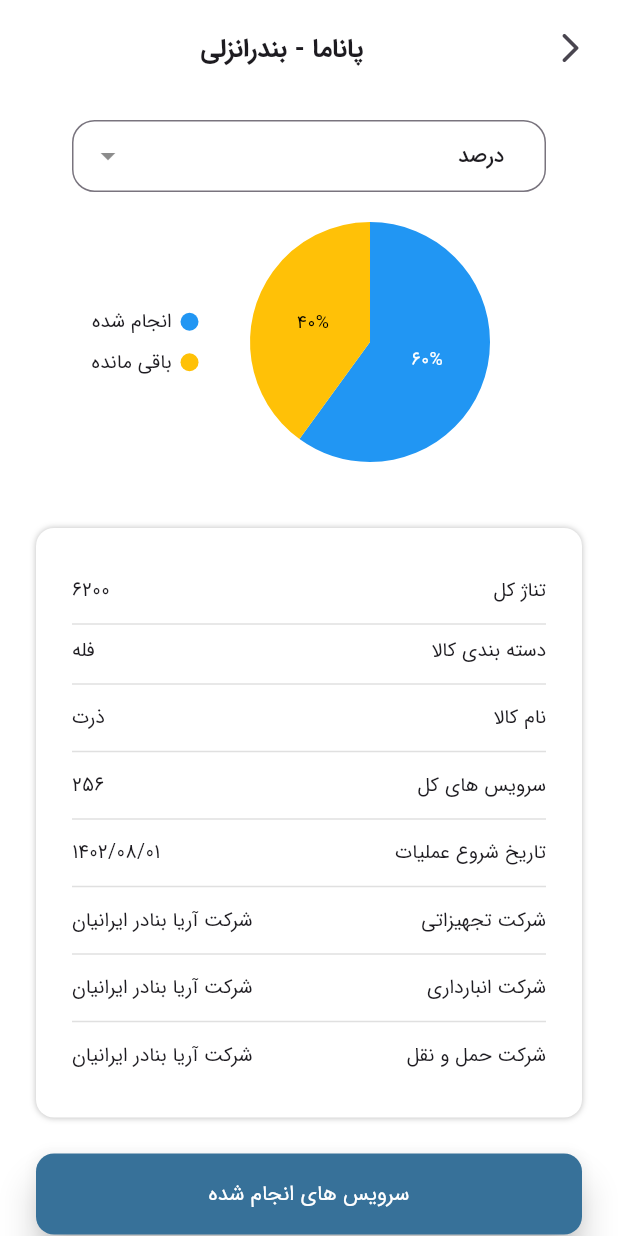
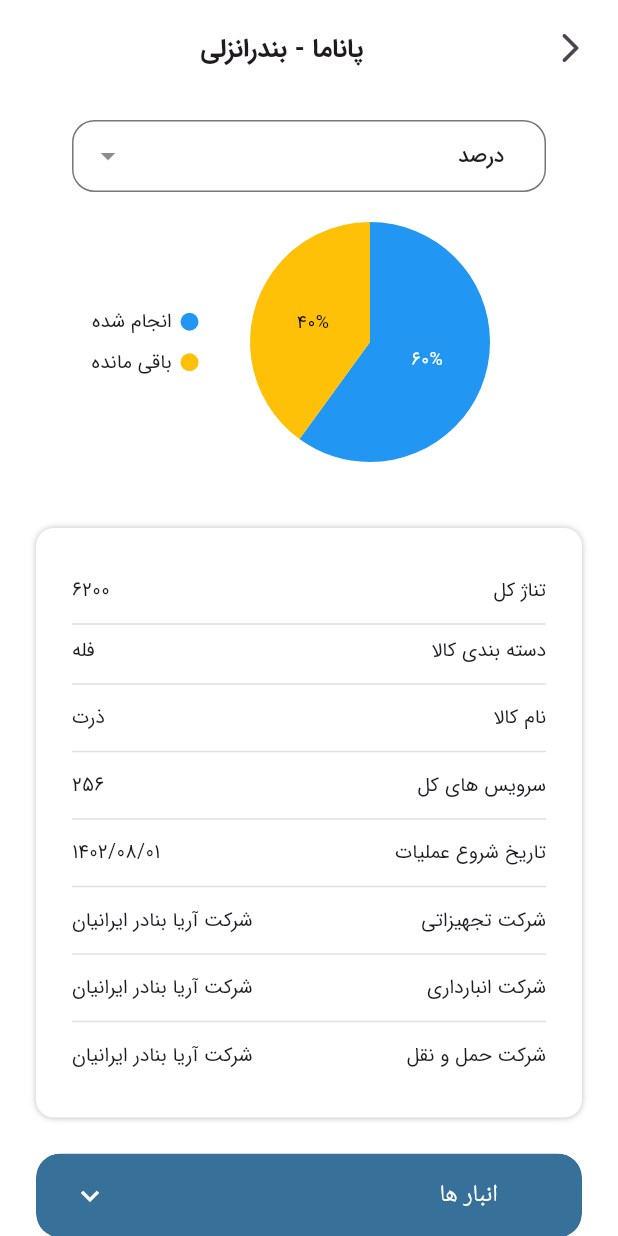
Before and after one commit to bahiraei/porduct_owner, a Flutter app: the ShipScreen screen opened by its route, on a phone screen of 412 x 824 dp. Run offline on Flutter 3.47's test engine with Material 3 defaults, Android fonts, the phone set to English and light mode, and no system bars; our stand-ins replace dropdown_button2, expansion_tile_card, flutter_animate, gap, google_nav_bar, line_icons and 2 more; missing offline and left inert: persian_datetime_picker.

Commit message:
fix some bug

```diff
--- a/lib/features/ship/ship_screen.dart
+++ b/lib/features/ship/ship_screen.dart
@@ -1,4 +1,5 @@
 import 'package:dropdown_button2/dropdown_button2.dart';
+import 'package:expansion_tile_card/expansion_tile_card.dart';
 import 'package:flutter/material.dart';
 import 'package:gap/gap.dart';
 import 'package:porduct_owner/core/widgets/widgets.dart';
@@ -445,6 +446,113 @@ class _ShipScreenState extends State<ShipScreen> {
                 ),
                 Padding(
                   padding: const EdgeInsets.fromLTRB(24, 0, 24, 32),
+                  child: Theme(
+                    data: ThemeData().copyWith(
+                      dividerColor: Colors.transparent,
+                      shadowColor: Colors.black26,
+                    ),
+                    child: ClipRRect(
+                      borderRadius: BorderRadius.circular(16),
+                      child: ExpansionTile(
+                        title: const Text('انبار ها'),
+                        collapsedBackgroundColor: const Color(0xff377199),
+                        collapsedTextColor: Colors.white,
+                        collapsedIconColor: Colors.white,
+                        collapsedShape: RoundedRectangleBorder(
+                          borderRadius: BorderRadius.circular(16),
+                        ),
+                        backgroundColor: Colors.white,
+                        leading: const Icon(
+                          Icons.inventory,
+                          color: Color(0xff377199),
+                        ),
+                        shape: RoundedRectangleBorder(
+                          borderRadius: BorderRadius.circular(16),
+                        ),
+                        children: [],
+                      ),
+                    ),
+                  ),
+                ),
+                Padding(
+                  padding: const EdgeInsets.symmetric(horizontal: 12.0),
+                  child: ExpansionTileCard(
+                    leading: const CircleAvatar(child: Text('A')),
+                    title: const Text('Tap me!'),
+                    subtitle: const Text('I expand!'),
+                    children: <Widget>[
+                      const Divider(
+                        thickness: 1.0,
+                        height: 1.0,
+                      ),
+                      Align(
+                        alignment: Alignment.centerLeft,
+                        child: Padding(
+                          padding: const EdgeInsets.symmetric(
+                            horizontal: 16.0,
+                            vertical: 8.0,
+                          ),
+                          child: Text(
+                            """Hi there, I'm a drop-in replacement for Flutter's ExpansionTile.
+
+Use me any time you think your app could benefit from being just a bit more Material.
+
+These buttons control the next card down!""",
+                            style: Theme.of(context)
+                                .textTheme
+                                .bodyMedium!
+                                .copyWith(fontSize: 16),
+                          ),
+                        ),
+                      ),
+                      ButtonBar(
+                        alignment: MainAxisAlignment.spaceAround,
+                        buttonHeight: 52.0,
+                        buttonMinWidth: 90.0,
+                        children: <Widget>[
+                          TextButton(
+                            onPressed: () {},
+                            child: const Column(
+                              children: <Widget>[
+                                Icon(Icons.arrow_downward),
+                                Padding(
+                                  padding: EdgeInsets.symmetric(vertical: 2.0),
+                                ),
+                                Text('Open'),
+                              ],
+                            ),
+                          ),
+                          TextButton(
+                            onPressed: () {},
+                            child: const Column(
+                              children: <Widget>[
+                                Icon(Icons.arrow_upward),
+                                Padding(
+                                  padding: EdgeInsets.symmetric(vertical: 2.0),
+                                ),
+                                Text('Close'),
+                              ],
+                            ),
+                          ),
+                          TextButton(
+                            onPressed: () {},
+                            child: const Column(
+                              children: <Widget>[
+                                Icon(Icons.swap_vert),
+                                Padding(
+                                  padding: EdgeInsets.symmetric(vertical: 2.0),
+                                ),
+                                Text('Toggle'),
+                              ],
+                            ),
+                          ),
+                        ],
+                      ),
+                    ],
+                  ),
+                ),
+                Padding(
+                  padding: const EdgeInsets.fromLTRB(24, 0, 24, 32),
                   child: CustomButton(
                     height: 54,
                     showShadow: false,
```
Also changed, not shown: pubspec.yaml (+6 -5 lines), pubspec.lock, 1 other file.
